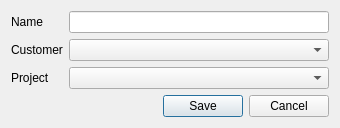
Old version of the form src/app/activitydialog.ui in the repository AlexandrePTJ/kemai.
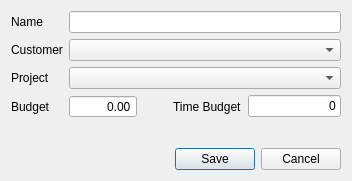
New version of the form. Custom widgets are drawn as their Qt base class.

Commit message: Add budget and timeBudget fields

The edit to the form file:
```diff
--- a/src/app/activitydialog.ui
+++ b/src/app/activitydialog.ui
@@ -6,8 +6,8 @@
    <rect>
        <x>0</x>
        <y>0</y>
-       <width>340</width>
-       <height>127</height>
+          <width>352</width>
+          <height>181</height>
    </rect>
   </property>
   <property name="windowTitle">
@@ -15,7 +15,7 @@
   </property>
      <layout class="QVBoxLayout" name="verticalLayout">
          <item>
-             <layout class="QFormLayout" name="formLayout">
+             <layout class="QGridLayout" name="gridLayout">
                  <item row="0" column="0">
                      <widget class="QLabel" name="lbName">
                          <property name="text">
@@ -23,9 +23,6 @@
                          </property>
                      </widget>
                  </item>
-                 <item row="0" column="1">
-                     <widget class="QLineEdit" name="leName"/>
-                 </item>
                  <item row="1" column="0">
                      <widget class="QLabel" name="lbCustomer">
                          <property name="text">
@@ -33,9 +30,6 @@
                          </property>
                      </widget>
                  </item>
-                 <item row="1" column="1">
-                     <widget class="QComboBox" name="cbCustomer"/>
-                 </item>
                  <item row="2" column="0">
                      <widget class="QLabel" name="lbProject">
                          <property name="text">
@@ -43,7 +37,70 @@
                          </property>
                      </widget>
                  </item>
-                 <item row="2" column="1">
+                 <item row="3" column="0">
+                     <widget class="QLabel" name="label_2">
+                         <property name="text">
+                             <string>Budget</string>
+                         </property>
+                     </widget>
+                 </item>
+                 <item row="3" column="1">
+                     <widget class="QDoubleSpinBox" name="sbBudget">
+                         <property name="alignment">
+                             <set>Qt::AlignRight|Qt::AlignTrailing|Qt::AlignVCenter</set>
+                         </property>
+                         <property name="buttonSymbols">
+                             <enum>QAbstractSpinBox::NoButtons</enum>
+                         </property>
+                         <property name="prefix">
+                             <string/>
+                         </property>
+                         <property name="maximum">
+                             <double>999999999.000000000000000</double>
+                         </property>
+                     </widget>
+                 </item>
+                 <item row="3" column="2">
+                     <spacer name="horizontalSpacer">
+                         <property name="orientation">
+                             <enum>Qt::Horizontal</enum>
+                         </property>
+                         <property name="sizeHint" stdset="0">
+                             <size>
+                                 <width>40</width>
+                                 <height>20</height>
+                             </size>
+                         </property>
+                     </spacer>
+                 </item>
+                 <item row="3" column="3">
+                     <widget class="QLabel" name="label_3">
+                         <property name="text">
+                             <string>Time Budget</string>
+                         </property>
+                     </widget>
+                 </item>
+                 <item row="3" column="4">
+                     <widget class="kemai::app::DurationEdit" name="leTimeBudget">
+                         <property name="text">
+                             <string>0</string>
+                         </property>
+                         <property name="alignment">
+                             <set>Qt::AlignRight|Qt::AlignTrailing|Qt::AlignVCenter</set>
+                         </property>
+                     </widget>
+                 </item>
+                 <item row="0" column="1" colspan="4">
+                     <widget class="QLineEdit" name="leName">
+                         <property name="maxLength">
+                             <number>150</number>
+                         </property>
+                     </widget>
+                 </item>
+                 <item row="1" column="1" colspan="4">
+                     <widget class="QComboBox" name="cbCustomer"/>
+                 </item>
+                 <item row="2" column="1" colspan="4">
                      <widget class="QComboBox" name="cbProject"/>
                  </item>
              </layout>
@@ -73,6 +130,13 @@
          </item>
   </layout>
  </widget>
+    <customwidgets>
+        <customwidget>
+            <class>kemai::app::DurationEdit</class>
+            <extends>QLineEdit</extends>
+            <header>durationedit.h</header>
+        </customwidget>
+    </customwidgets>
  <resources/>
  <connections>
   <connection>
```
Lines whose indentation alone changed are shown as unchanged. The commit also changes 8 other files.
